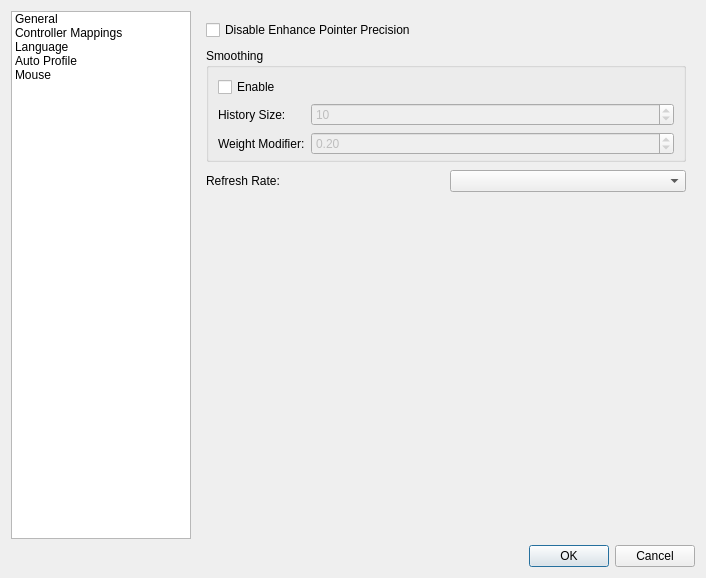
Above: src/mainsettingsdialog.ui from AntiMicroX/antimicrox before the change. Below: the same form after it.
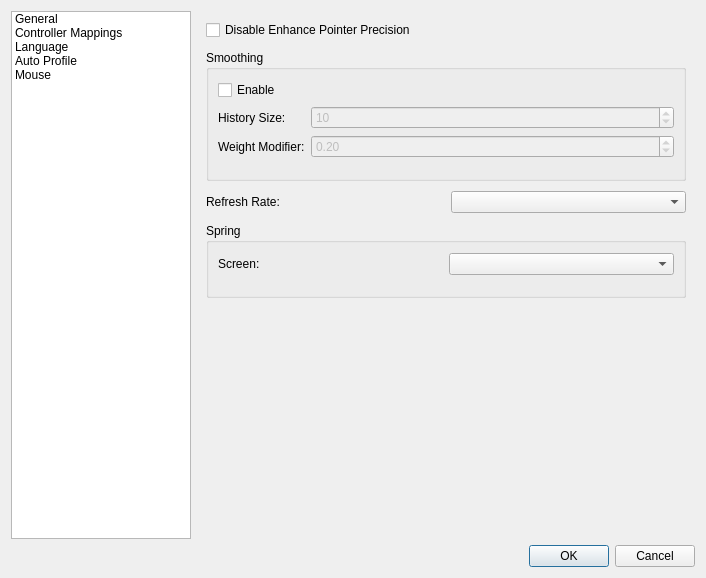
That is the form after the change. The open tabs and pages were chosen to show the change. Icons and pictures are not drawn.

Commit message: Some experiments with spring mode. Delay acceleration change with uinput.

What changed in the file:
```diff
--- a/src/mainsettingsdialog.ui
+++ b/src/mainsettingsdialog.ui
@@ -802,10 +802,10 @@
          </item>
         </layout>
        </widget>
-       <widget class="QWidget" name="page_3">
-        <layout class="QVBoxLayout" name="verticalLayout_8">
+       <widget class="QWidget" name="mouseSettingsPage">
+        <layout class="QVBoxLayout" name="verticalLayout_9">
          <property name="spacing">
-          <number>8</number>
+          <number>10</number>
          </property>
          <item>
           <widget class="QCheckBox" name="disableWindowsEnhancedPointCheckBox">
@@ -829,8 +829,11 @@
             <string>Smoothing</string>
            </property>
            <layout class="QVBoxLayout" name="verticalLayout_7">
+            <property name="topMargin">
+             <number>10</number>
+            </property>
             <property name="bottomMargin">
-             <number>4</number>
+             <number>20</number>
             </property>
             <item>
              <widget class="QCheckBox" name="smoothingEnableCheckBox">
@@ -921,6 +924,43 @@
            </item>
           </layout>
          </item>
+         <item>
+          <widget class="QGroupBox" name="springGroupBox">
+           <property name="title">
+            <string>Spring</string>
+           </property>
+           <layout class="QVBoxLayout" name="verticalLayout_8">
+            <property name="topMargin">
+             <number>10</number>
+            </property>
+            <property name="bottomMargin">
+             <number>20</number>
+            </property>
+            <item>
+             <layout class="QHBoxLayout" name="horizontalLayout_11">
+              <item>
+               <widget class="QLabel" name="springScreenLabel">
+                <property name="text">
+                 <string>Screen:</string>
+                </property>
+                <property name="buddy">
+                 <cstring>springScreenComboBox</cstring>
+                </property>
+               </widget>
+              </item>
+              <item>
+               <widget class="QComboBox" name="springScreenComboBox">
+                <property name="toolTip">
+                 <string>Utilize the specified screen for spring mode. The default
+is to use all available screens.</string>
+                </property>
+               </widget>
+              </item>
+             </layout>
+            </item>
+           </layout>
+          </widget>
+         </item>
          <item>
           <spacer name="verticalSpacer_5">
            <property name="orientation">
@@ -929,7 +969,7 @@
            <property name="sizeHint" stdset="0">
             <size>
              <width>20</width>
-             <height>362</height>
+             <height>220</height>
             </size>
            </property>
           </spacer>
```
The commit also changes 10 other files.
